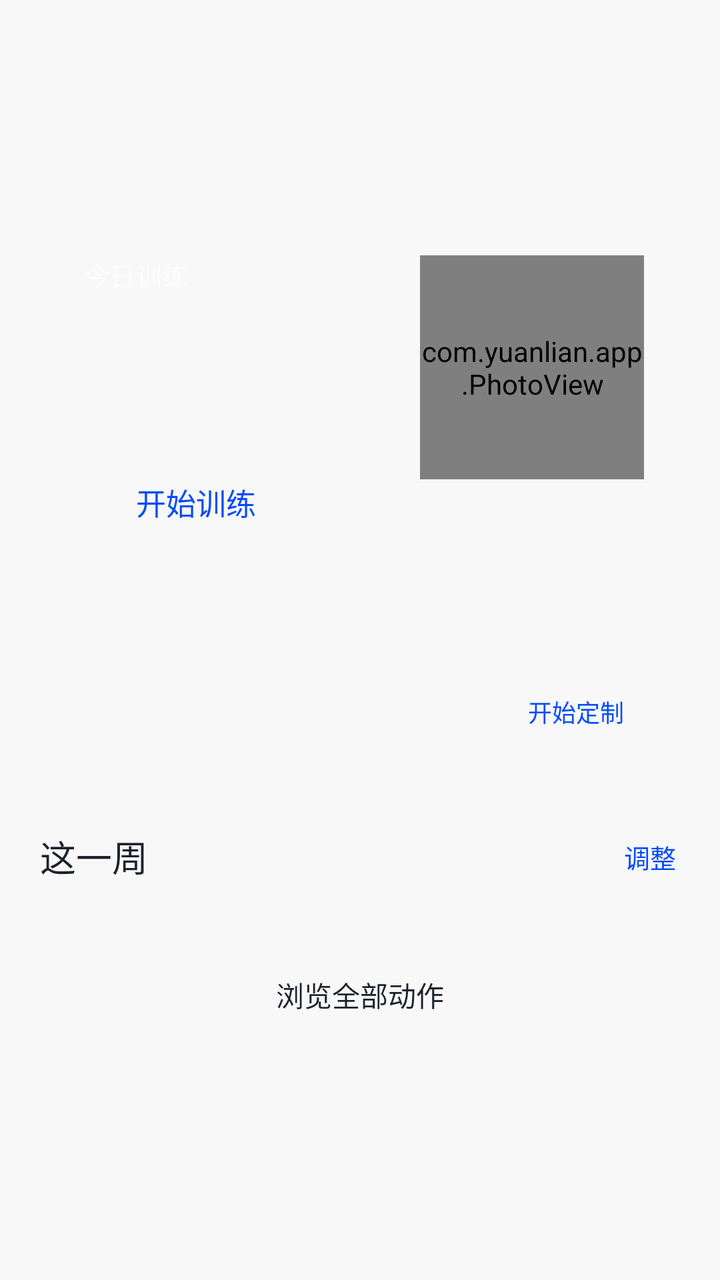
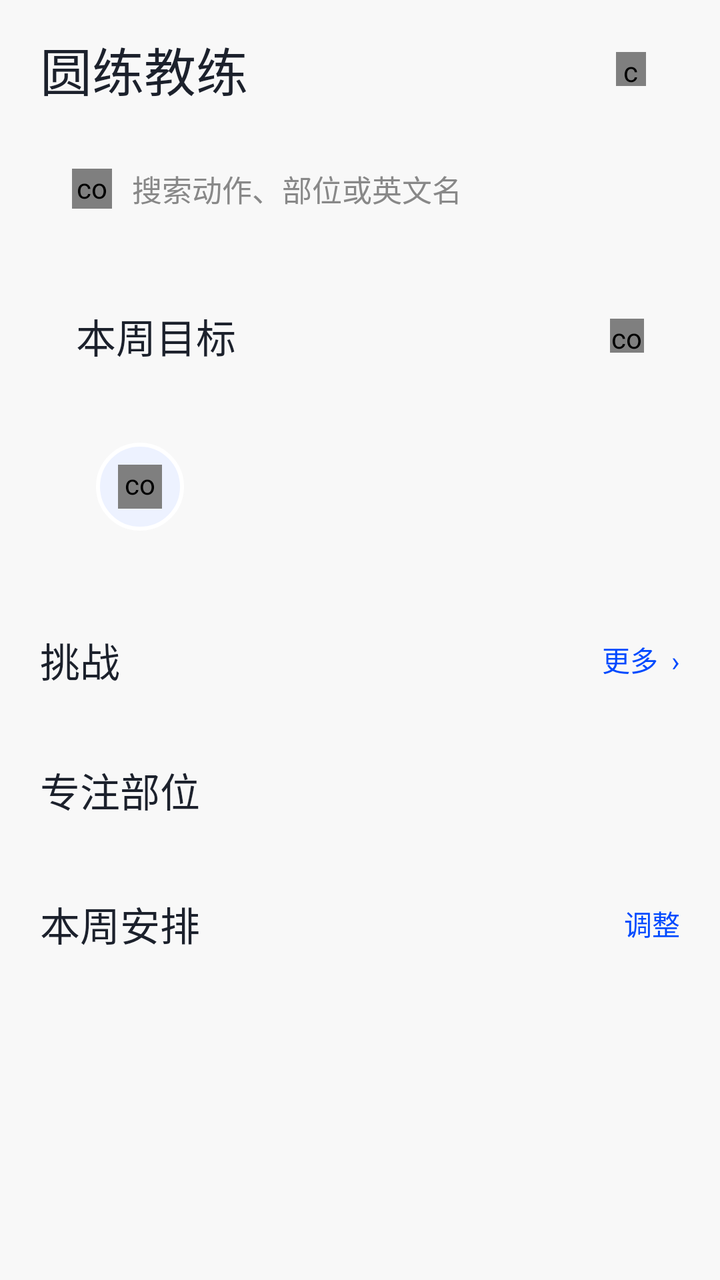

The first picture is an Android layout as it rendered before a commit; the second is the same layout after the commit. The layout source and the unified diff follow.
<!-- AndroidManifest.xml: application theme AppTheme -->
<!-- res/layout/activity_main.xml -->
<?xml version="1.0" encoding="utf-8"?>
<ScrollView xmlns:android="http://schemas.android.com/apk/res/android"
    android:layout_width="match_parent"
    android:layout_height="match_parent"
    android:background="@color/bg"
    android:fillViewport="true"
    android:scrollbars="none">

    <LinearLayout
        android:layout_width="match_parent"
        android:layout_height="wrap_content"
        android:orientation="vertical"
        android:paddingLeft="20dp"
        android:paddingTop="28dp"
        android:paddingRight="20dp"
        android:paddingBottom="32dp">

        <TextView
            android:id="@+id/tv_date"
            android:layout_width="wrap_content"
            android:layout_height="wrap_content"
            android:textColor="@color/ink_soft"
            android:textSize="13sp" />

        <TextView
            android:id="@+id/tv_greeting"
            android:layout_width="wrap_content"
            android:layout_height="wrap_content"
            android:layout_marginTop="4dp"
            android:textColor="@color/ink"
            android:textSize="27sp" />

        <FrameLayout
            android:id="@+id/hero_card"
            android:layout_width="match_parent"
            android:layout_height="wrap_content"
            android:layout_marginTop="20dp"
            android:paddingLeft="22dp"
            android:paddingTop="22dp"
            android:paddingRight="18dp"
            android:paddingBottom="22dp">

            <LinearLayout
                android:layout_width="match_parent"
                android:layout_height="wrap_content"
                android:orientation="vertical">

                <TextView
                    android:id="@+id/tv_hero_label"
                    android:layout_width="wrap_content"
                    android:layout_height="wrap_content"
                    android:text="今日训练"
                    android:textColor="@color/white_60"
                    android:textSize="13sp" />

                <TextView
                    android:id="@+id/tv_hero_title"
                    android:layout_width="match_parent"
                    android:layout_height="wrap_content"
                    android:layout_marginTop="6dp"
                    android:layout_marginRight="122dp"
                    android:textColor="@color/white"
                    android:textSize="24sp" />

                <TextView
                    android:id="@+id/tv_hero_meta"
                    android:layout_width="match_parent"
                    android:layout_height="wrap_content"
                    android:layout_marginTop="6dp"
                    android:layout_marginRight="122dp"
                    android:textColor="@color/white_80"
                    android:textSize="13sp" />

                <LinearLayout
                    android:layout_width="wrap_content"
                    android:layout_height="wrap_content"
                    android:layout_marginTop="18dp"
                    android:gravity="center_vertical"
                    android:orientation="horizontal">

                    <TextView
                        android:id="@+id/btn_start"
                        android:layout_width="wrap_content"
                        android:layout_height="wrap_content"
                        android:paddingLeft="26dp"
                        android:paddingTop="13dp"
                        android:paddingRight="26dp"
                        android:paddingBottom="13dp"
                        android:text="开始训练"
                        android:textColor="@color/accent"
                        android:textSize="15sp" />

                    <TextView
                        android:id="@+id/tv_hero_time"
                        android:layout_width="wrap_content"
                        android:layout_height="wrap_content"
                        android:layout_marginLeft="16dp"
                        android:textColor="@color/white_80"
                        android:textSize="14sp" />
                </LinearLayout>
            </LinearLayout>

            <com.yuanlian.app.PhotoView
                android:id="@+id/hero_photo"
                android:layout_width="112dp"
                android:layout_height="112dp"
                android:layout_gravity="right|top" />
        </FrameLayout>

        <LinearLayout
            android:id="@+id/stats_row"
            android:layout_width="match_parent"
            android:layout_height="wrap_content"
            android:layout_marginTop="12dp"
            android:orientation="horizontal" />

        <LinearLayout
            android:id="@+id/custom_card"
            android:layout_width="match_parent"
            android:layout_height="wrap_content"
            android:layout_marginTop="12dp"
            android:gravity="center_vertical"
            android:orientation="horizontal"
            android:paddingLeft="18dp"
            android:paddingTop="15dp"
            android:paddingRight="14dp"
            android:paddingBottom="15dp">

            <LinearLayout
                android:layout_width="0dp"
                android:layout_height="wrap_content"
                android:layout_weight="1"
                android:orientation="vertical">

                <TextView
                    android:id="@+id/tv_custom_title"
                    android:layout_width="match_parent"
                    android:layout_height="wrap_content"
                    android:textColor="@color/ink"
                    android:textSize="15sp" />

                <TextView
                    android:id="@+id/tv_custom_sub"
                    android:layout_width="match_parent"
                    android:layout_height="wrap_content"
                    android:layout_marginTop="3dp"
                    android:textColor="@color/ink_soft"
                    android:textSize="12sp" />
            </LinearLayout>

            <TextView
                android:id="@+id/btn_custom"
                android:layout_width="wrap_content"
                android:layout_height="wrap_content"
                android:layout_marginLeft="10dp"
                android:paddingLeft="14dp"
                android:paddingTop="8dp"
                android:paddingRight="14dp"
                android:paddingBottom="8dp"
                android:text="开始定制"
                android:textColor="@color/accent"
                android:textSize="12sp" />
        </LinearLayout>

        <LinearLayout
            android:layout_width="match_parent"
            android:layout_height="wrap_content"
            android:layout_marginTop="24dp"
            android:gravity="center_vertical"
            android:orientation="horizontal">

            <TextView
                android:layout_width="0dp"
                android:layout_height="wrap_content"
                android:layout_weight="1"
                android:text="这一周"
                android:textColor="@color/ink"
                android:textSize="18sp" />

            <TextView
                android:id="@+id/btn_plan"
                android:layout_width="wrap_content"
                android:layout_height="wrap_content"
                android:paddingLeft="10dp"
                android:paddingTop="4dp"
                android:paddingRight="2dp"
                android:paddingBottom="4dp"
                android:text="调整"
                android:textColor="@color/accent"
                android:textSize="13sp" />
        </LinearLayout>

        <LinearLayout
            android:id="@+id/plan_container"
            android:layout_width="match_parent"
            android:layout_height="wrap_content"
            android:layout_marginTop="12dp"
            android:orientation="vertical" />

        <TextView
            android:id="@+id/btn_library"
            android:layout_width="match_parent"
            android:layout_height="wrap_content"
            android:layout_marginTop="18dp"
            android:gravity="center"
            android:paddingTop="15dp"
            android:paddingBottom="15dp"
            android:text="浏览全部动作"
            android:textColor="@color/ink"
            android:textSize="14sp" />

    </LinearLayout>
</ScrollView>
<!-- resources referenced by this layout -->
<resources>
  <color name="accent">#004AFF</color>
  <color name="bg">#F8F8F8</color>
  <color name="ink">#1C212C</color>
  <color name="ink_soft">#888888</color>
  <color name="white">#FFFFFF</color>
  <color name="white_60">#99FFFFFF</color>
  <color name="white_80">#CCFFFFFF</color>
  <style name="AppTheme" parent="@android:style/Theme.Material.Light.NoActionBar">
          <item name="android:windowBackground">#F8F8F8</item>
          <item name="android:statusBarColor">#F8F8F8</item>
          <item name="android:navigationBarColor">#F8F8F8</item>
          <item name="android:windowLightStatusBar">true</item>
          <item name="android:colorAccent">#004AFF</item>
      </style>
</resources>

<!-- the commit's change to res/layout/activity_main.xml (unified diff, before → after) -->
@@ -1,213 +1,295 @@
 <?xml version="1.0" encoding="utf-8"?>
-<ScrollView xmlns:android="http://schemas.android.com/apk/res/android"
+<LinearLayout xmlns:android="http://schemas.android.com/apk/res/android"
+    android:id="@+id/root"
     android:layout_width="match_parent"
     android:layout_height="match_parent"
     android:background="@color/bg"
-    android:fillViewport="true"
-    android:scrollbars="none">
-
-    <LinearLayout
+    android:orientation="vertical">
+
+    <ScrollView
+        android:id="@+id/scroll"
         android:layout_width="match_parent"
-        android:layout_height="wrap_content"
-        android:orientation="vertical"
-        android:paddingLeft="20dp"
-        android:paddingTop="28dp"
-        android:paddingRight="20dp"
-        android:paddingBottom="32dp">
-
-        <TextView
-            android:id="@+id/tv_date"
-            android:layout_width="wrap_content"
-            android:layout_height="wrap_content"
-            android:textColor="@color/ink_soft"
-            android:textSize="13sp" />
-
-        <TextView
-            android:id="@+id/tv_greeting"
-            android:layout_width="wrap_content"
-            android:layout_height="wrap_content"
-            android:layout_marginTop="4dp"
-            android:textColor="@color/ink"
-            android:textSize="27sp" />
-
-        <FrameLayout
-            android:id="@+id/hero_card"
-            android:layout_width="match_parent"
-            android:layout_height="wrap_content"
-            android:layout_marginTop="20dp"
-            android:paddingLeft="22dp"
-            android:paddingTop="22dp"
-            android:paddingRight="18dp"
-            android:paddingBottom="22dp">
-
-            <LinearLayout
-                android:layout_width="match_parent"
-                android:layout_height="wrap_content"
-                android:orientation="vertical">
-
-                <TextView
-                    android:id="@+id/tv_hero_label"
-                    android:layout_width="wrap_content"
-                    android:layout_height="wrap_content"
-                    android:text="今日训练"
-                    android:textColor="@color/white_60"
-                    android:textSize="13sp" />
-
-                <TextView
-                    android:id="@+id/tv_hero_title"
-                    android:layout_width="match_parent"
-                    android:layout_height="wrap_content"
-                    android:layout_marginTop="6dp"
-                    android:layout_marginRight="122dp"
-                    android:textColor="@color/white"
-                    android:textSize="24sp" />
-
-                <TextView
-                    android:id="@+id/tv_hero_meta"
-                    android:layout_width="match_parent"
-                    android:layout_height="wrap_content"
-                    android:layout_marginTop="6dp"
-                    android:layout_marginRight="122dp"
-                    android:textColor="@color/white_80"
-                    android:textSize="13sp" />
-
-                <LinearLayout
-                    android:layout_width="wrap_content"
-                    android:layout_height="wrap_content"
-                    android:layout_marginTop="18dp"
-                    android:gravity="center_vertical"
-                    android:orientation="horizontal">
-
-                    <TextView
-                        android:id="@+id/btn_start"
-                        android:layout_width="wrap_content"
-                        android:layout_height="wrap_content"
-                        android:paddingLeft="26dp"
-                        android:paddingTop="13dp"
-                        android:paddingRight="26dp"
-                        android:paddingBottom="13dp"
-                        android:text="开始训练"
-                        android:textColor="@color/accent"
-                        android:textSize="15sp" />
-
-                    <TextView
-                        android:id="@+id/tv_hero_time"
-                        android:layout_width="wrap_content"
-                        android:layout_height="wrap_content"
-                        android:layout_marginLeft="16dp"
-                        android:textColor="@color/white_80"
-                        android:textSize="14sp" />
-                </LinearLayout>
-            </LinearLayout>
-
-            <com.yuanlian.app.PhotoView
-                android:id="@+id/hero_photo"
-                android:layout_width="112dp"
-                android:layout_height="112dp"
-                android:layout_gravity="right|top" />
-        </FrameLayout>
-
-        <LinearLayout
-            android:id="@+id/stats_row"
-            android:layout_width="match_parent"
-            android:layout_height="wrap_content"
-            android:layout_marginTop="12dp"
-            android:orientation="horizontal" />
-
-        <LinearLayout
-            android:id="@+id/custom_card"
-            android:layout_width="match_parent"
-            android:layout_height="wrap_content"
-            android:layout_marginTop="12dp"
-            android:gravity="center_vertical"
-            android:orientation="horizontal"
-            android:paddingLeft="18dp"
-            android:paddingTop="15dp"
-            android:paddingRight="14dp"
-            android:paddingBottom="15dp">
-
-            <LinearLayout
-                android:layout_width="0dp"
-                android:layout_height="wrap_content"
-                android:layout_weight="1"
-                android:orientation="vertical">
-
-                <TextView
-                    android:id="@+id/tv_custom_title"
-                    android:layout_width="match_parent"
-                    android:layout_height="wrap_content"
-                    android:textColor="@color/ink"
-                    android:textSize="15sp" />
-
-                <TextView
-                    android:id="@+id/tv_custom_sub"
-                    android:layout_width="match_parent"
-                    android:layout_height="wrap_content"
-                    android:layout_marginTop="3dp"
-                    android:textColor="@color/ink_soft"
-                    android:textSize="12sp" />
-            </LinearLayout>
-
-            <TextView
-                android:id="@+id/btn_custom"
-                android:layout_width="wrap_content"
-                android:layout_height="wrap_content"
-                android:layout_marginLeft="10dp"
-                android:paddingLeft="14dp"
-                android:paddingTop="8dp"
-                android:paddingRight="14dp"
-                android:paddingBottom="8dp"
-                android:text="开始定制"
-                android:textColor="@color/accent"
-                android:textSize="12sp" />
-        </LinearLayout>
+        android:layout_height="0dp"
+        android:layout_weight="1"
+        android:clipToPadding="false"
+        android:fillViewport="true"
+        android:scrollbars="none">
 
         <LinearLayout
             android:layout_width="match_parent"
             android:layout_height="wrap_content"
-            android:layout_marginTop="24dp"
-            android:gravity="center_vertical"
-            android:orientation="horizontal">
+            android:orientation="vertical"
+            android:paddingLeft="20dp"
+            android:paddingTop="16dp"
+            android:paddingRight="20dp"
+            android:paddingBottom="28dp">
+
+            <LinearLayout
+                android:layout_width="match_parent"
+                android:layout_height="wrap_content"
+                android:gravity="center_vertical"
+                android:orientation="horizontal">
+
+                <TextView
+                    android:id="@+id/tv_title"
+                    android:layout_width="0dp"
+                    android:layout_height="wrap_content"
+                    android:layout_weight="1"
+                    android:includeFontPadding="false"
+                    android:text="圆练教练"
+                    android:textColor="@color/ink"
+                    android:textSize="26sp" />
+
+                <LinearLayout
+                    android:id="@+id/streak_chip"
+                    android:layout_width="wrap_content"
+                    android:layout_height="34dp"
+                    android:gravity="center_vertical"
+                    android:orientation="horizontal"
+                    android:paddingLeft="12dp"
+                    android:paddingRight="12dp">
+
+                    <com.yuanlian.app.IconView
+                        android:id="@+id/icon_flame"
+                        android:layout_width="15dp"
+                        android:layout_height="17dp" />
+
+                    <TextView
+                        android:id="@+id/tv_streak"
+                        android:layout_width="wrap_content"
+                        android:layout_height="wrap_content"
+                        android:layout_marginLeft="5dp"
+                        android:textColor="@color/cream_ink"
+                        android:textSize="12sp" />
+                </LinearLayout>
+            </LinearLayout>
+
+            <LinearLayout
+                android:id="@+id/search_bar"
+                android:layout_width="match_parent"
+                android:layout_height="46dp"
+                android:layout_marginTop="18dp"
+                android:gravity="center_vertical"
+                android:orientation="horizontal"
+                android:paddingLeft="16dp"
+                android:paddingRight="16dp">
+
+                <com.yuanlian.app.IconView
+                    android:id="@+id/icon_search"
+                    android:layout_width="20dp"
+                    android:layout_height="20dp" />
+
+                <TextView
+                    android:id="@+id/tv_search"
+                    android:layout_width="0dp"
+                    android:layout_height="wrap_content"
+                    android:layout_marginLeft="10dp"
+                    android:layout_weight="1"
+                    android:text="搜索动作、部位或英文名"
+                    android:textColor="@color/ink_soft"
+                    android:textSize="15sp" />
+            </LinearLayout>
+
+            <LinearLayout
+                android:id="@+id/week_card"
+                android:layout_width="match_parent"
+                android:layout_height="wrap_content"
+                android:layout_marginTop="18dp"
+                android:orientation="vertical"
+                android:paddingLeft="18dp"
+                android:paddingTop="18dp"
+                android:paddingRight="18dp"
+                android:paddingBottom="16dp">
+
+                <LinearLayout
+                    android:layout_width="match_parent"
+                    android:layout_height="wrap_content"
+                    android:gravity="center_vertical"
+                    android:orientation="horizontal">
+
+                    <TextView
+                        android:id="@+id/tv_week_title"
+                        android:layout_width="0dp"
+                        android:layout_height="wrap_content"
+                        android:layout_weight="1"
+                        android:includeFontPadding="false"
+                        android:text="本周目标"
+                        android:textColor="@color/ink"
+                        android:textSize="20sp" />
+
+                    <TextView
+                        android:id="@+id/tv_week_progress"
+                        android:layout_width="wrap_content"
+                        android:layout_height="wrap_content"
+                        android:includeFontPadding="false"
+                        android:textColor="@color/accent"
+                        android:textSize="20sp" />
+
+                    <com.yuanlian.app.IconView
+                        android:id="@+id/icon_pencil"
+                        android:layout_width="17dp"
+                        android:layout_height="17dp"
+                        android:layout_marginLeft="8dp" />
+                </LinearLayout>
+
+                <LinearLayout
+                    android:id="@+id/week_strip"
+                    android:layout_width="match_parent"
+                    android:layout_height="wrap_content"
+                    android:layout_marginTop="15dp"
+                    android:orientation="horizontal" />
+
+                <LinearLayout
+                    android:id="@+id/coach_row"
+                    android:layout_width="match_parent"
+                    android:layout_height="wrap_content"
+                    android:layout_marginTop="14dp"
+                    android:gravity="center_vertical"
+                    android:orientation="horizontal"
+                    android:paddingLeft="10dp"
+                    android:paddingTop="10dp"
+                    android:paddingRight="12dp"
+                    android:paddingBottom="10dp">
+
+                    <FrameLayout
+                        android:layout_width="44dp"
+                        android:layout_height="44dp"
+                        android:background="@drawable/bg_avatar">
+
+                        <com.yuanlian.app.IconView
+                            android:id="@+id/icon_coach"
+                            android:layout_width="22dp"
+                            android:layout_height="22dp"
+                            android:layout_gravity="center" />
+                    </FrameLayout>
+
+                    <TextView
+                        android:id="@+id/tv_coach"
+                        android:layout_width="0dp"
+                        android:layout_height="wrap_content"
+                        android:layout_marginLeft="12dp"
+                        android:layout_weight="1"
+                        android:lineSpacingExtra="2dp"
+                        android:textColor="@color/ink"
+                        android:textSize="14sp" />
+                </LinearLayout>
+            </LinearLayout>
+
+            <LinearLayout
+                android:layout_width="match_parent"
+                android:layout_height="wrap_content"
+                android:layout_marginTop="24dp"
+                android:gravity="center_vertical"
+                android:orientation="horizontal">
+
+                <TextView
+                    android:layout_width="0dp"
+                    android:layout_height="wrap_content"
+                    android:layout_weight="1"
+                    android:includeFontPadding="false"
+                    android:text="挑战"
+                    android:textColor="@color/ink"
+                    android:textSize="20sp" />
+
+                <TextView
+                    android:id="@+id/btn_more_challenge"
+                    android:layout_width="wrap_content"
+                    android:layout_height="wrap_content"
+                    android:paddingLeft="10dp"
+                    android:paddingTop="4dp"
+                    android:paddingBottom="4dp"
+                    android:text="更多  ›"
+                    android:textColor="@color/accent"
+                    android:textSize="14sp" />
+            </LinearLayout>
+
+            <HorizontalScrollView
+                android:layout_width="match_parent"
+                android:layout_height="wrap_content"
+                android:layout_marginTop="12dp"
+                android:clipToPadding="false"
+                android:scrollbars="none">
+
+                <LinearLayout
+                    android:id="@+id/challenge_row"
+                    android:layout_width="wrap_content"
+                    android:layout_height="wrap_content"
+                    android:orientation="horizontal" />
+            </HorizontalScrollView>
 
             <TextView
-                android:layout_width="0dp"
-                android:layout_height="wrap_content"
-                android:layout_weight="1"
-                android:text="这一周"
+                android:layout_width="wrap_content"
+                android:layout_height="wrap_content"
+                android:layout_marginTop="24dp"
+                android:includeFontPadding="false"
+                android:text="专注部位"
                 android:textColor="@color/ink"
-                android:textSize="18sp" />
+                android:textSize="20sp" />
+
+            <HorizontalScrollView
+                android:layout_width="match_parent"
+                android:layout_height="wrap_content"
+                android:layout_marginTop="12dp"
+                android:clipToPadding="false"
+                android:scrollbars="none">
+
+                <LinearLayout
+                    android:id="@+id/focus_row"
+                    android:layout_width="wrap_content"
+                    android:layout_height="wrap_content"
+                    android:orientation="horizontal" />
+            </HorizontalScrollView>
+
+            <LinearLayout
+                android:layout_width="match_parent"
+                android:layout_height="wrap_content"
+                android:layout_marginTop="26dp"
+                android:gravity="center_vertical"
+                android:orientation="horizontal">
+
+                <TextView
+                    android:layout_width="0dp"
+                    android:layout_height="wrap_content"
+                    android:layout_weight="1"
+                    android:includeFontPadding="false"
+                    android:text="本周安排"
+                    android:textColor="@color/ink"
+                    android:textSize="20sp" />
+
+                <TextView
+                    android:id="@+id/btn_edit_plan"
+                    android:layout_width="wrap_content"
+                    android:layout_height="wrap_content"
+                    android:paddingLeft="10dp"
+                    android:paddingTop="4dp"
+                    android:paddingBottom="4dp"
+                    android:text="调整"
+                    android:textColor="@color/accent"
+                    android:textSize="14sp" />
+            </LinearLayout>
+
+            <LinearLayout
+                android:id="@+id/plan_container"
+                android:layout_width="match_parent"
+                android:layout_height="wrap_content"
+                android:layout_marginTop="12dp"
+                android:orientation="vertical" />
 
             <TextView
-                android:id="@+id/btn_plan"
-                android:layout_width="wrap_content"
-                android:layout_height="wrap_content"
-                android:paddingLeft="10dp"
-                android:paddingTop="4dp"
-                android:paddingRight="2dp"
-                android:paddingBottom="4dp"
-                android:text="调整"
-                android:textColor="@color/accent"
-                android:textSize="13sp" />
+                android:id="@+id/btn_library"
+                android:layout_width="match_parent"
+                android:layout_height="50dp"
+                android:layout_marginTop="16dp"
+                android:gravity="center"
+                android:textColor="@color/ink"
+                android:textSize="14sp" />
+
         </LinearLayout>
-
-        <LinearLayout
-            android:id="@+id/plan_container"
-            android:layout_width="match_parent"
-            android:layout_height="wrap_content"
-            android:layout_marginTop="12dp"
-            android:orientation="vertical" />
-
-        <TextView
-            android:id="@+id/btn_library"
-            android:layout_width="match_parent"
-            android:layout_height="wrap_content"
-            android:layout_marginTop="18dp"
-            android:gravity="center"
-            android:paddingTop="15dp"
-            android:paddingBottom="15dp"
-            android:text="浏览全部动作"
-            android:textColor="@color/ink"
-            android:textSize="14sp" />
-
-    </LinearLayout>
-</ScrollView>
+    </ScrollView>
+
+    <FrameLayout
+        android:id="@+id/nav_holder"
+        android:layout_width="match_parent"
+        android:layout_height="wrap_content" />
+
+</LinearLayout>
<!-- resource entries referenced after the edit -->
@@ -2,11 +2,18 @@
 <resources>
   <color name="accent">#004AFF</color>
   <color name="bg">#F8F8F8</color>
+  <color name="cream_ink">#7A4B00</color>
   <color name="ink">#1C212C</color>
   <color name="ink_soft">#888888</color>
-  <color name="white">#FFFFFF</color>
-  <color name="white_60">#99FFFFFF</color>
-  <color name="white_80">#CCFFFFFF</color>
+  <!-- drawable bg_avatar (drawable) -->
+  <?xml version="1.0" encoding="utf-8"?>
+  <shape xmlns:android="http://schemas.android.com/apk/res/android"
+      android:shape="oval">
+      <solid android:color="#EDF2FF" />
+      <stroke
+          android:width="2dp"
+          android:color="#FFFFFF" />
+  </shape>
   <style name="AppTheme" parent="@android:style/Theme.Material.Light.NoActionBar">
           <item name="android:windowBackground">#F8F8F8</item>
           <item name="android:statusBarColor">#F8F8F8</item>
